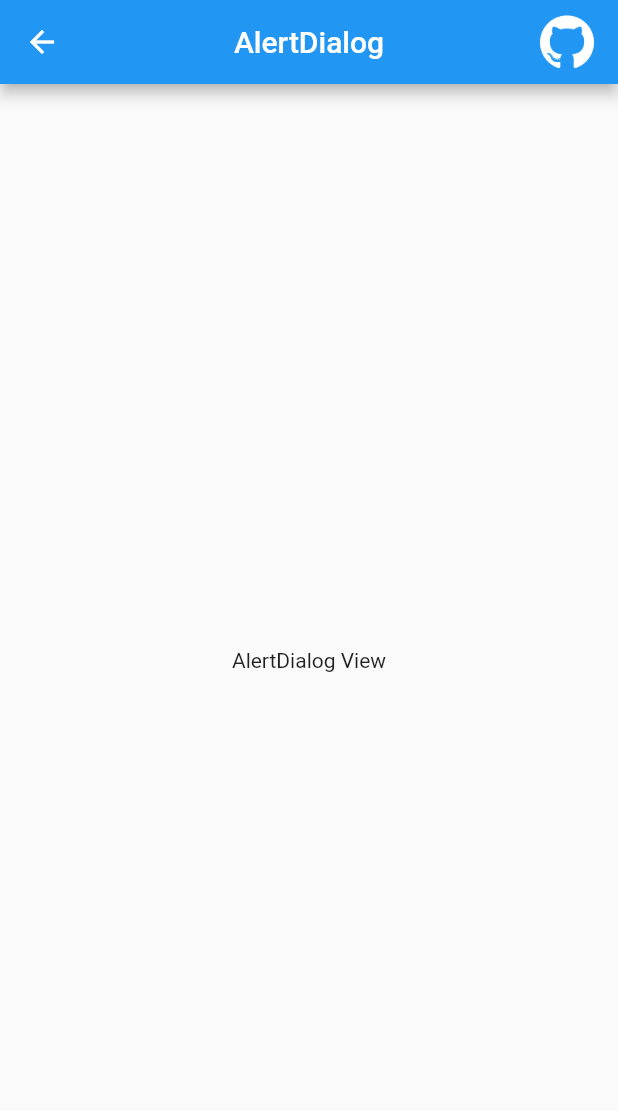
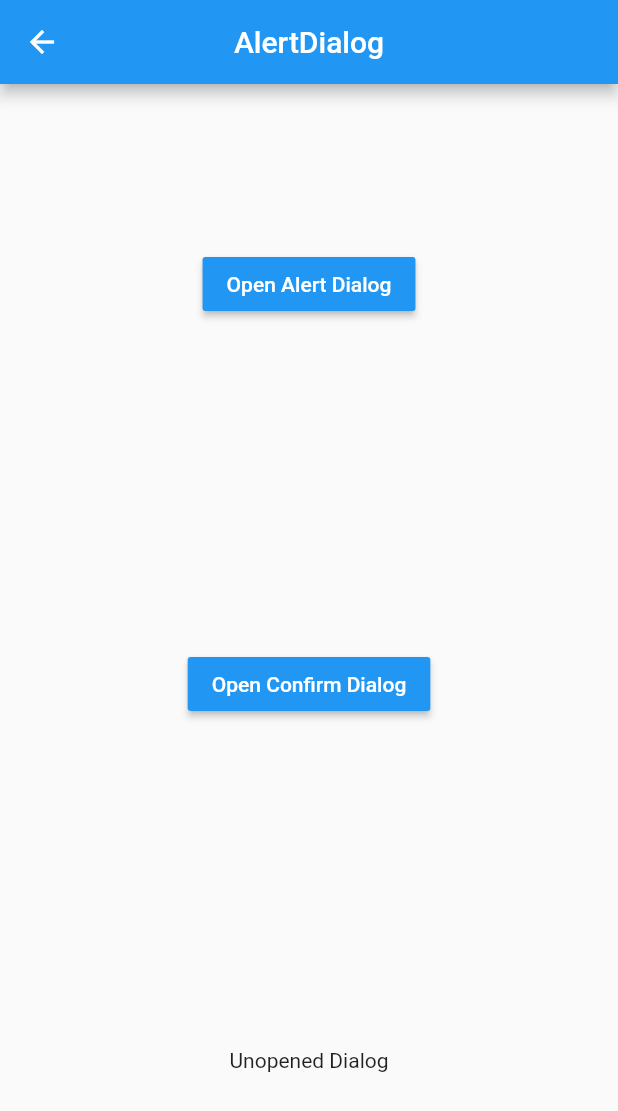
Before and after one commit to jugalw13/Flutter-Widget-Learner, a Flutter app: the DialogWidgetView screen opened directly, after a tap on "AlertDialog", on a phone screen of 412 x 824 dp. Shown: the top 1111 px of the screen. Run offline on Flutter 3.47's test engine with Material 2 defaults, Android fonts, the phone set to English and light mode, and no system bars.

Commit message:
dialogs done

```diff
--- a/lib/core/dialog_widget_view.dart
+++ b/lib/core/dialog_widget_view.dart
@@ -1,8 +1,6 @@
 import 'package:flutter/material.dart';
 import 'package:widget_learner/views/dialog_views/alert_dialog_views/alert_dialog_view.dart';
 import 'package:widget_learner/views/dialog_views/bottom_sheet_views/bottom_sheet_view.dart';
-import 'package:widget_learner/views/dialog_views/expansion_panel_views/expansion_panel_view.dart';
-import 'package:widget_learner/views/dialog_views/simple_dialog_views/simple_dialog_view.dart';
 import 'package:widget_learner/views/dialog_views/snack_bar_views/snack_bar_view.dart';
 import 'package:widget_learner/widgets/custom_card.dart';
 import 'package:widget_learner/widgets/demo_widget.dart';
@@ -48,14 +46,6 @@ class DialogWidgetView extends StatelessWidget {
         body: BottomSheetView(),
       ),
       DemoWidget(
-        title: 'ExpansionPanel',
-        body: ExpansionPanelView(),
-      ),
-      DemoWidget(
-        title: 'SimpleDialog',
-        body: SimpleDialogView(),
-      ),
-      DemoWidget(
         title: 'SnackBar',
         body: SnackBarView(),
       ),
--- a/lib/views/dialog_views/alert_dialog_views/alert_dialog_view.dart
+++ b/lib/views/dialog_views/alert_dialog_views/alert_dialog_view.dart
@@ -1,14 +1,113 @@
 import 'package:flutter/material.dart';
 import 'package:widget_learner/widgets/scaffolds/custom_scaffold.dart';
 
-class AlertDialogView extends StatelessWidget {
+class AlertDialogView extends StatefulWidget {
+  @override
+  _AlertDialogViewState createState() => _AlertDialogViewState();
+}
+
+class _AlertDialogViewState extends State<AlertDialogView> {
+  String dialogResponse = 'Unopened Dialog';
+
   @override
   Widget build(BuildContext context) {
     return CustomScaffold(
       title: 'AlertDialog',
-      body: Center(
-        child: Text('AlertDialog View'),
+      url:
+          'https://github.com/jugalw13/Flutter-Widget-Learner/tree/master/lib/views/dialog_views/alert_dialog_views',
+      body: Column(
+        mainAxisAlignment: MainAxisAlignment.spaceAround,
+        children: <Widget>[
+          Center(
+            child: getButton(
+              onPressed: () {
+                _openAlertDialog(context);
+              },
+              title: 'Open Alert Dialog',
+            ),
+          ),
+          Center(
+            child: getButton(
+              onPressed: () async {
+                ConfirmAction result = await _openConfirmDialog(context);
+                if (result == ConfirmAction.ACCEPT) {
+                  setState(() {
+                    dialogResponse = 'Accepted Dialog';
+                  });
+                } else {
+                  setState(() {
+                    dialogResponse = 'Declined Dialog';
+                  });
+                }
+              },
+              title: 'Open Confirm Dialog',
+            ),
+          ),
+          Center(
+            child: Text('$dialogResponse'),
+          ),
+        ],
       ),
     );
   }
+
+  Widget getButton({Function onPressed, String title}) {
+    return RaisedButton(
+      onPressed: onPressed,
+      color: Colors.blue,
+      splashColor: Colors.white30,
+      textColor: Colors.white,
+      child: Text(title),
+    );
+  }
+
+  Future<void> _openAlertDialog(BuildContext context) {
+    return showDialog<void>(
+      context: context,
+      builder: (BuildContext context) {
+        return AlertDialog(
+          title: Text('Sample Alert'),
+          content: const Text('This is a sample alert'),
+          actions: <Widget>[
+            FlatButton(
+              child: Text('Ok'),
+              onPressed: () {
+                Navigator.of(context).pop();
+              },
+            ),
+          ],
+        );
+      },
+    );
+  }
+
+  Future<ConfirmAction> _openConfirmDialog(BuildContext context) async {
+    return showDialog<ConfirmAction>(
+      context: context,
+      barrierDismissible: false, // user must tap button for close dialog!
+      builder: (BuildContext context) {
+        return AlertDialog(
+          title: Text('Reset settings?'),
+          content: const Text(
+              'This will reset your device to its default factory settings.'),
+          actions: <Widget>[
+            FlatButton(
+              child: const Text('CANCEL'),
+              onPressed: () {
+                Navigator.of(context).pop(ConfirmAction.CANCEL);
+              },
+            ),
+            FlatButton(
+              child: const Text('ACCEPT'),
+              onPressed: () {
+                Navigator.of(context).pop(ConfirmAction.ACCEPT);
+              },
+            )
+          ],
+        );
+      },
+    );
+  }
 }
+
+enum ConfirmAction { CANCEL, ACCEPT }
--- a/lib/widgets/custom_view.dart
+++ b/lib/widgets/custom_view.dart
@@ -19,7 +19,7 @@ class CustomView extends StatelessWidget {
   Widget build(BuildContext context) {
     return CustomScaffold(
       title: this._title,
-      isGit: false,
+      hasGit: false,
       url: '',
       body: Column(
         crossAxisAlignment: CrossAxisAlignment.stretch,
--- a/lib/widgets/scaffolds/custom_scaffold.dart
+++ b/lib/widgets/scaffolds/custom_scaffold.dart
@@ -5,18 +5,17 @@ class CustomScaffold extends StatelessWidget {
   final String _title;
   final String _url;
   final Widget _body;
-  bool _isGit;
+  final bool _hasGit;
 
   CustomScaffold({
     @required String title,
     @required Widget body,
     String url,
-    bool isGit = true,
+    bool hasGit: false,
   })  : this._title = title,
         this._body = body,
-        this._url = url {
-    this._isGit = isGit;
-  }
+        this._url = url,
+        this._hasGit = hasGit;
 
   @override
   Widget build(BuildContext context) {
@@ -27,7 +26,7 @@ class CustomScaffold extends StatelessWidget {
         ),
         centerTitle: true,
         actions: <Widget>[
-          this._isGit
+          this._hasGit
               ? GestureDetector(
                   onTap: () {
                     openGithub(this._url);
```
Also changed, not shown: lib/views/dialog_views/bottom_sheet_views/bottom_sheet_view.dart (+42 -2 lines), lib/views/dialog_views/expansion_panel_views/expansion_panel_view.dart (deleted, +0 -14 lines), lib/views/dialog_views/simple_dialog_views/simple_dialog_view.dart (deleted, +0 -14 lines), lib/views/dialog_views/snack_bar_views/snack_bar_view.dart (+10 -1 lines).
